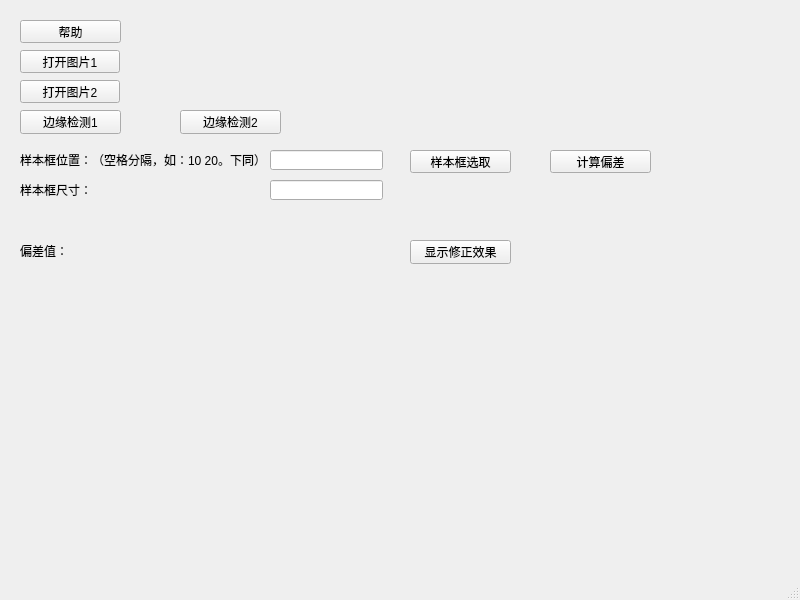
Old version of the form templatematching.ui in the repository TomoyoNatsume/MultispecProcess.
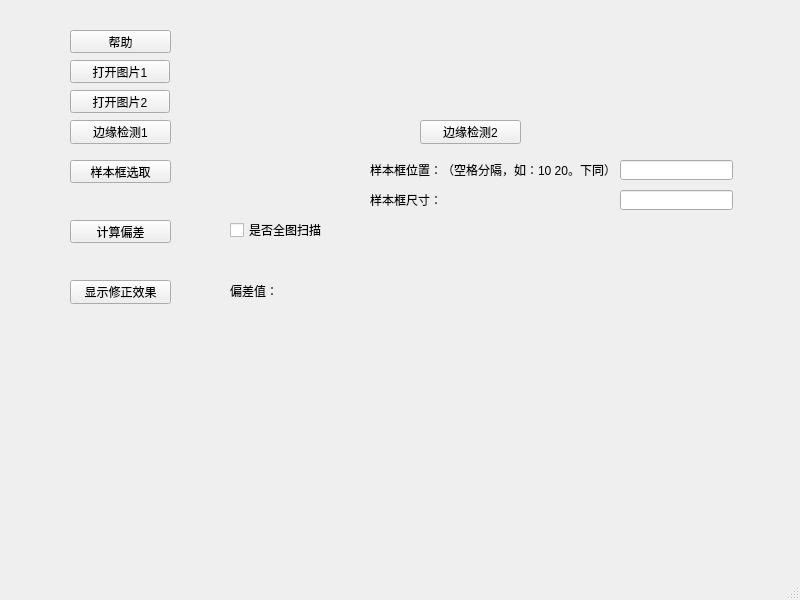
New version of the form.

The edit to the form file:
```diff
--- a/templatematching.ui
+++ b/templatematching.ui
@@ -17,8 +17,8 @@
    <widget class="QPushButton" name="openFileButton2">
     <property name="geometry">
      <rect>
-      <x>20</x>
-      <y>80</y>
+      <x>70</x>
+      <y>90</y>
       <width>100</width>
       <height>23</height>
      </rect>
@@ -30,8 +30,8 @@
    <widget class="QPushButton" name="openFileButton1">
     <property name="geometry">
      <rect>
-      <x>20</x>
-      <y>50</y>
+      <x>70</x>
+      <y>60</y>
       <width>100</width>
       <height>23</height>
      </rect>
@@ -43,9 +43,9 @@
    <widget class="QLabel" name="label_1">
     <property name="geometry">
      <rect>
-      <x>20</x>
-      <y>240</y>
-      <width>81</width>
+      <x>230</x>
+      <y>280</y>
+      <width>271</width>
       <height>21</height>
      </rect>
     </property>
@@ -56,8 +56,8 @@
    <widget class="QLabel" name="label_offset">
     <property name="geometry">
      <rect>
-      <x>100</x>
-      <y>240</y>
+      <x>150</x>
+      <y>250</y>
       <width>211</width>
       <height>21</height>
      </rect>
@@ -69,9 +69,9 @@
    <widget class="QLabel" name="label_filename1">
     <property name="geometry">
      <rect>
-      <x>140</x>
-      <y>50</y>
-      <width>611</width>
+      <x>190</x>
+      <y>60</y>
+      <width>511</width>
       <height>16</height>
      </rect>
     </property>
@@ -82,9 +82,9 @@
    <widget class="QLabel" name="label_filename2">
     <property name="geometry">
      <rect>
-      <x>140</x>
-      <y>80</y>
-      <width>611</width>
+      <x>190</x>
+      <y>90</y>
+      <width>511</width>
       <height>16</height>
      </rect>
     </property>
@@ -95,8 +95,8 @@
    <widget class="QPushButton" name="button_calDif">
     <property name="geometry">
      <rect>
-      <x>550</x>
-      <y>150</y>
+      <x>70</x>
+      <y>220</y>
       <width>101</width>
       <height>23</height>
      </rect>
@@ -108,8 +108,8 @@
    <widget class="QLineEdit" name="lineEdit_refPos">
     <property name="geometry">
      <rect>
-      <x>270</x>
-      <y>150</y>
+      <x>620</x>
+      <y>160</y>
       <width>113</width>
       <height>20</height>
      </rect>
@@ -118,8 +118,8 @@
    <widget class="QLineEdit" name="lineEdit_refSize">
     <property name="geometry">
      <rect>
-      <x>270</x>
-      <y>180</y>
+      <x>620</x>
+      <y>190</y>
       <width>113</width>
       <height>20</height>
      </rect>
@@ -128,8 +128,8 @@
    <widget class="QLabel" name="label">
     <property name="geometry">
      <rect>
-      <x>20</x>
-      <y>150</y>
+      <x>370</x>
+      <y>160</y>
       <width>251</width>
       <height>20</height>
      </rect>
@@ -141,8 +141,8 @@
    <widget class="QLabel" name="label_2">
     <property name="geometry">
      <rect>
-      <x>20</x>
-      <y>180</y>
+      <x>370</x>
+      <y>190</y>
       <width>81</width>
       <height>20</height>
      </rect>
@@ -154,8 +154,8 @@
    <widget class="QPushButton" name="button_help">
     <property name="geometry">
      <rect>
-      <x>20</x>
-      <y>20</y>
+      <x>70</x>
+      <y>30</y>
       <width>101</width>
       <height>23</height>
      </rect>
@@ -167,8 +167,8 @@
    <widget class="QPushButton" name="button_selectRef">
     <property name="geometry">
      <rect>
-      <x>410</x>
-      <y>150</y>
+      <x>70</x>
+      <y>160</y>
       <width>101</width>
       <height>23</height>
      </rect>
@@ -180,8 +180,8 @@
    <widget class="QPushButton" name="button_showEffect">
     <property name="geometry">
      <rect>
-      <x>410</x>
-      <y>240</y>
+      <x>70</x>
+      <y>280</y>
       <width>101</width>
       <height>24</height>
      </rect>
@@ -193,8 +193,8 @@
    <widget class="QPushButton" name="button_canny1">
     <property name="geometry">
      <rect>
-      <x>20</x>
-      <y>110</y>
+      <x>70</x>
+      <y>120</y>
       <width>101</width>
       <height>24</height>
      </rect>
@@ -206,8 +206,8 @@
    <widget class="QPushButton" name="button_canny2">
     <property name="geometry">
      <rect>
-      <x>180</x>
-      <y>110</y>
+      <x>420</x>
+      <y>120</y>
       <width>101</width>
       <height>24</height>
      </rect>
@@ -216,6 +216,19 @@
      <string>边缘检测2</string>
     </property>
    </widget>
+   <widget class="QCheckBox" name="checkBox_Overallscan">
+    <property name="geometry">
+     <rect>
+      <x>230</x>
+      <y>220</y>
+      <width>161</width>
+      <height>20</height>
+     </rect>
+    </property>
+    <property name="text">
+     <string>是否全图扫描</string>
+    </property>
+   </widget>
   </widget>
   <widget class="QMenuBar" name="menubar">
    <property name="geometry">
```
